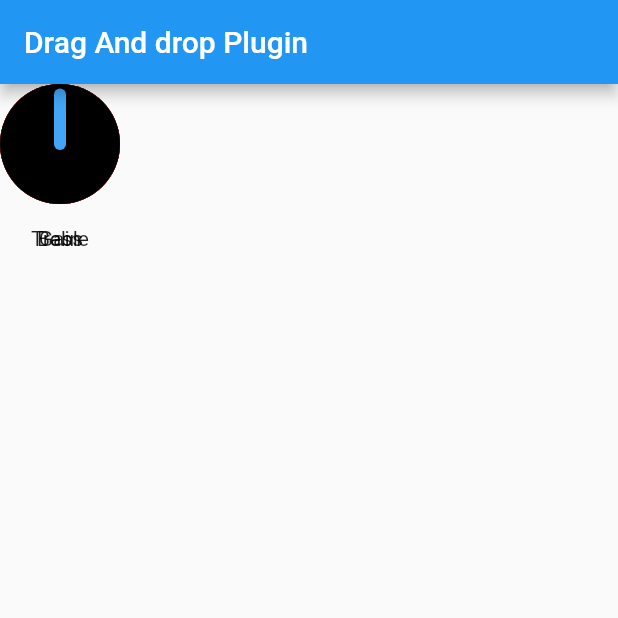
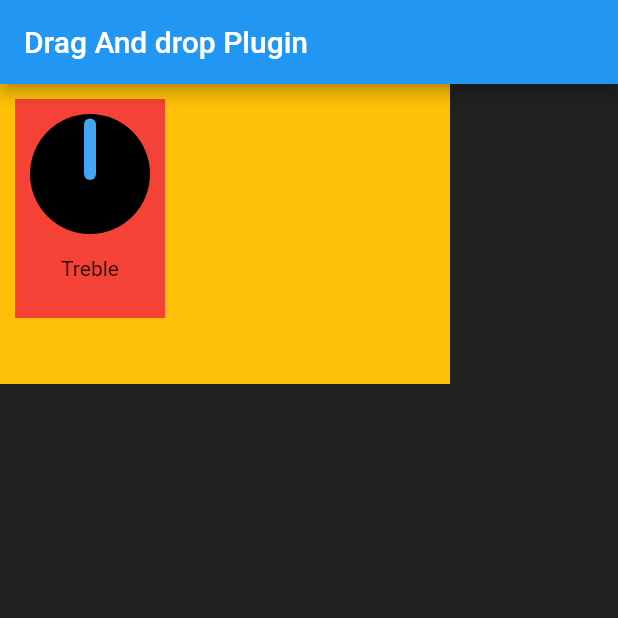
Before and after one commit to ropfoo/pedalbrain, a Flutter app: the screen it shows after launch, on a phone screen of 412 x 824 dp, the top half of it. Run offline on Flutter 3.47's test engine with Material 2 defaults, Android fonts, the phone set to English and light mode, and no system bars.

Commit message:
added basic pedal logic

```diff
--- a/lib/main.dart
+++ b/lib/main.dart
@@ -1,4 +1,5 @@
 import 'package:flutter/material.dart';
+import 'package:pedalbrain/modules/board/board.dart';
 
 import 'modules/pedal/pedal.dart';
 
@@ -14,7 +15,7 @@ class App extends StatelessWidget {
           appBar: AppBar(
             title: const Text('Drag And drop Plugin'),
           ),
-          body: Pedal()),
+          body: const Board()),
     );
   }
 }
--- /dev/null
+++ b/lib/models/position.dart
@@ -0,0 +1,6 @@
+class Position {
+  final double x;
+  final double y;
+
+  Position({required this.x, required this.y});
+}
--- /dev/null
+++ b/lib/modules/board/board.dart
@@ -0,0 +1,16 @@
+import 'package:flutter/material.dart';
+import 'package:pedalbrain/modules/pedal/pedal.dart';
+
+class Board extends StatelessWidget {
+  const Board({Key? key}) : super(key: key);
+
+  @override
+  Widget build(BuildContext context) {
+    return Container(
+      color: Colors.black87,
+      child: Stack(
+        children: [Pedal(), Pedal()],
+      ),
+    );
+  }
+}
--- a/lib/modules/knob/bloc/knob_bloc.dart
+++ b/lib/modules/knob/bloc/knob_bloc.dart
@@ -1,6 +1,7 @@
 import 'dart:math';
 
 import 'package:flutter/gestures.dart';
+import 'package:pedalbrain/models/position.dart';
 
 import 'knob_event.dart';
 import 'knob_state.dart';
@@ -18,7 +19,7 @@ class KnobBloc {
 
         case KnobAction.updatePos:
           state.knobData.position =
-              event.payload?.newPos ?? Pos(xPos: 0, yPos: 0);
+              event.payload?.newPos ?? Position(x: 0, y: 0);
           break;
 
         default:
--- a/lib/modules/knob/bloc/knob_event.dart
+++ b/lib/modules/knob/bloc/knob_event.dart
@@ -1,17 +1,12 @@
 import 'dart:async';
 
-class Pos {
-  final double xPos;
-  final double yPos;
-
-  Pos({required this.xPos, required this.yPos});
-}
+import 'package:pedalbrain/models/position.dart';
 
 enum KnobAction { turn, updatePos }
 
 class KnobPayload {
   double? rotation;
-  Pos? newPos;
+  Position? newPos;
   KnobPayload({this.rotation, this.newPos});
 }
 
--- a/lib/modules/knob/bloc/knob_state.dart
+++ b/lib/modules/knob/bloc/knob_state.dart
@@ -2,12 +2,12 @@ import 'dart:async';
 
 import 'dart:math';
 
-import 'package:pedalbrain/modules/knob/bloc/knob_event.dart';
+import 'package:pedalbrain/models/position.dart';
 
 class KnobData {
   double rotation = pi;
   String label = 'unnamed';
-  Pos position = Pos(xPos: 0, yPos: 0);
+  Position position = Position(x: 0, y: 0);
 }
 
 class KnobState {
--- a/lib/modules/knob/knob.dart
+++ b/lib/modules/knob/knob.dart
@@ -1,5 +1,6 @@
 import 'package:flutter/material.dart';
 import 'package:flutter/widgets.dart';
+import 'package:pedalbrain/models/position.dart';
 import 'package:pedalbrain/modules/knob/bloc/knob_event.dart';
 
 import 'bloc/knob_bloc.dart';
@@ -23,25 +24,34 @@ class Knob extends StatelessWidget {
       key: key,
       stream: _knobBloc.state.stream,
       builder: (context, snapshot) {
-        double currXPos = _knobBloc.state.knobData.position.xPos;
-        double currYPos = _knobBloc.state.knobData.position.yPos;
+        double currXPos = _knobBloc.state.knobData.position.x;
+        double currYPos = _knobBloc.state.knobData.position.y;
+
         return Positioned(
-            left: currXPos,
-            top: currYPos,
-            child: GestureDetector(
-              onPanUpdate: (tapInfo) {
+          left: currXPos,
+          top: currYPos,
+          child: GestureDetector(
+            onPanUpdate: (tapInfo) {
+              bool validYPos = currYPos + tapInfo.delta.dy > 0;
+              bool validXPos = currXPos + tapInfo.delta.dx > 0;
+
+              if (validYPos && validXPos) {
                 _knobBloc.event.sink.add(
                   KnobEventType(
                     action: KnobAction.updatePos,
                     payload: KnobPayload(
-                      newPos: Pos(
-                        xPos: currXPos + tapInfo.delta.dx,
-                        yPos: currYPos + tapInfo.delta.dy,
+                      newPos: Position(
+                        x: currXPos + tapInfo.delta.dx,
+                        y: currYPos + tapInfo.delta.dy,
                       ),
                     ),
                   ),
                 );
-              },
+              }
+            },
+            child: Container(
+              color: Colors.red,
+              padding: const EdgeInsets.all(10),
               child: Column(
                 children: [
                   GestureDetector(
@@ -73,7 +83,9 @@ class Knob extends StatelessWidget {
                   )
                 ],
               ),
-            ));
+            ),
+          ),
+        );
       },
     );
   }
--- /dev/null
+++ b/lib/modules/pedal/bloc/pedal_bloc.dart
@@ -0,0 +1,21 @@
+import 'package:pedalbrain/models/position.dart';
+import 'package:pedalbrain/modules/pedal/bloc/pedal_event.dart';
+import 'package:pedalbrain/modules/pedal/bloc/pedal_state.dart';
+
+class PedalBloc {
+  final state = PedalState();
+  final event = PedalEvent();
+
+  PedalBloc() {
+    event.stream.listen((event) {
+      switch (event.action) {
+        case PedalAction.upatePos:
+          state.pedalData.position =
+              event.payload?.newPos ?? Position(x: 0, y: 0);
+          break;
+        default:
+      }
+      state.sink.add(state.pedalData);
+    });
+  }
+}
--- /dev/null
+++ b/lib/modules/pedal/bloc/pedal_event.dart
@@ -0,0 +1,25 @@
+import 'dart:async';
+
+import 'package:pedalbrain/models/position.dart';
+
+enum PedalAction { upatePos }
+
+class PedalPayload {
+  Position? newPos;
+
+  PedalPayload({this.newPos});
+}
+
+class PedalEventType {
+  PedalPayload? payload;
+  final PedalAction action;
+
+  PedalEventType({this.payload, required this.action});
+}
+
+class PedalEvent {
+  final _eventController = StreamController<PedalEventType>.broadcast();
+
+  StreamSink<PedalEventType> get sink => _eventController.sink;
+  Stream<PedalEventType> get stream => _eventController.stream;
+}
--- /dev/null
+++ b/lib/modules/pedal/bloc/pedal_state.dart
@@ -0,0 +1,20 @@
+import 'dart:async';
+
+import 'package:pedalbrain/models/position.dart';
+import 'package:pedalbrain/modules/knob/knob.dart';
+
+class PedalData {
+  List<Knob>? knobs;
+  Position position = Position(x: 0, y: 0);
+}
+
+class PedalState {
+  PedalData pedalData = PedalData();
+
+  final _stateController = StreamController<PedalData>.broadcast();
+
+  StreamSink<PedalData> get sink => _stateController.sink;
+  Stream<PedalData> get stream => _stateController.stream;
+
+  dissolve() => _stateController.close();
+}
--- a/lib/modules/pedal/pedal.dart
+++ b/lib/modules/pedal/pedal.dart
@@ -1,7 +1,12 @@
 import 'package:flutter/material.dart';
+import 'package:pedalbrain/models/position.dart';
 import 'package:pedalbrain/modules/knob/knob.dart';
+import 'package:pedalbrain/modules/pedal/bloc/pedal_bloc.dart';
+import 'package:pedalbrain/modules/pedal/bloc/pedal_event.dart';
 
 class Pedal extends StatelessWidget {
+  final _pedalBloc = PedalBloc();
+
   final List<Knob> _knobs = [
     Knob(radius: 40, label: 'Bass'),
     Knob(radius: 40, label: 'Gain'),
@@ -12,8 +17,40 @@ class Pedal extends StatelessWidget {
 
   @override
   Widget build(BuildContext context) {
-    return Stack(
-      children: _knobs,
+    return StreamBuilder(
+      stream: _pedalBloc.state.stream,
+      builder: (constex, snapshot) {
+        double currXPos = _pedalBloc.state.pedalData.position.x;
+        double currYPos = _pedalBloc.state.pedalData.position.y;
+        return Positioned(
+          left: currXPos,
+          top: currYPos,
+          child: GestureDetector(
+            onPanUpdate: (tapInfo) {
+              _pedalBloc.event.sink.add(
+                PedalEventType(
+                  action: PedalAction.upatePos,
+                  payload: PedalPayload(
+                    newPos: Position(
+                      x: currXPos + tapInfo.delta.dx,
+                      y: currYPos + tapInfo.delta.dy,
+                    ),
+                  ),
+                ),
+              );
+            },
+            child: Container(
+              color: Colors.amber,
+              width: 300,
+              height: 200,
+              padding: const EdgeInsets.all(10),
+              child: Stack(
+                children: _knobs,
+              ),
+            ),
+          ),
+        );
+      },
     );
   }
 }
```
